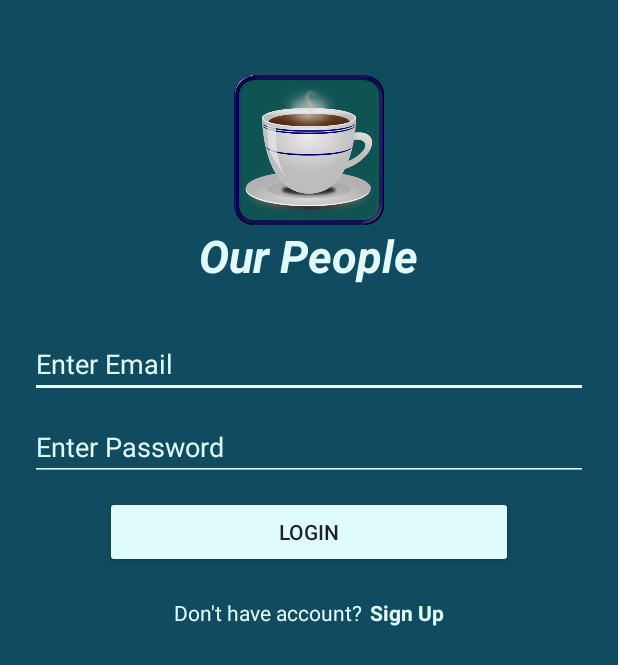
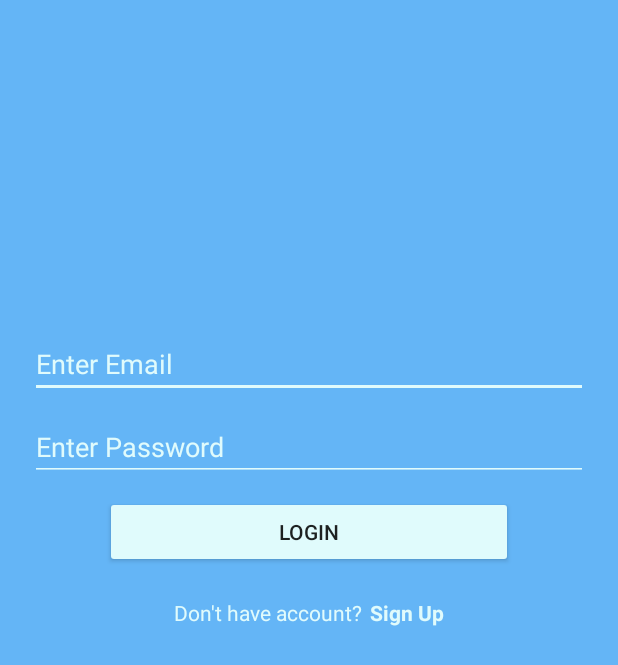
Before and after one commit to harishpammi/ourpeopleapp, an Android app: the screen it shows after launch (SplashScreen), on a phone screen of 412 x 824 dp. Shown: the top 665 px of the screen. Run offline under Robolectric (Android 15) with nearby library versions, the phone set to English and light mode, and no system bars.

Commit message:
Fixed few Issues

```diff
--- a/app/src/main/res/layout/splash_screen.xml
+++ b/app/src/main/res/layout/splash_screen.xml
@@ -2,14 +2,14 @@
 <LinearLayout xmlns:android="http://schemas.android.com/apk/res/android"
     android:layout_width="match_parent"
     android:layout_height="match_parent"
-    android:background="@color/bgEagleGreen"
+    android:background="@color/colorToolBar"
     android:orientation="vertical">
 
     <RelativeLayout
         android:layout_width="match_parent"
         android:layout_height="200dp">
 
-        <ImageView
+        <!--<ImageView
             android:id="@+id/logo_img"
             android:layout_width="100dp"
             android:layout_height="100dp"
@@ -20,12 +20,13 @@
             android:id="@+id/tv_app_name"
             android:layout_width="wrap_content"
             android:layout_height="wrap_content"
-            android:layout_below="@id/logo_img"
             android:layout_centerInParent="true"
             android:text="@string/app_name"
             android:textColor="@color/bgLightCyan"
             android:textSize="30sp"
-            android:textStyle="bold|italic" />
+            android:fontFamily="sans-serif"
+            android:gravity="bottom"
+            android:textStyle="bold" />-->
     </RelativeLayout>
 
     <LinearLayout
--- a/app/src/main/res/values/styles.xml
+++ b/app/src/main/res/values/styles.xml
@@ -4,7 +4,7 @@
     <style name="AppTheme" parent="Theme.AppCompat.Light.DarkActionBar">
         <!-- Customize your theme here. -->
         <item name="colorPrimary">@color/colorPrimary</item>
-        <item name="colorPrimaryDark">@color/colorPrimaryDark</item>
+        <item name="colorPrimaryDark">@color/colorToolBar</item>
         <item name="colorAccent">@color/colorAccent</item>
 
     </style>
```
Also changed, not shown: app/src/main/java/com/ourpeople/ourpeople/activity/RegisterScreen.java (+10 -5 lines), app/src/main/java/com/ourpeople/ourpeople/activity/SplashScreen.java (+10 -5 lines).
